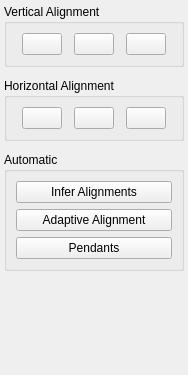
First picture: the form in libdunnartcanvas/ui/createalignment.ui, repository skieffer/ortho, before the edit.
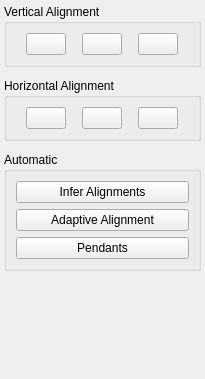
Second picture: the form after the edit. Icons and pictures are not drawn.

```diff
--- a/libdunnartcanvas/ui/createalignment.ui
+++ b/libdunnartcanvas/ui/createalignment.ui
@@ -6,8 +6,8 @@
    <rect>
     <x>0</x>
     <y>0</y>
-    <width>188</width>
-    <height>375</height>
+    <width>205</width>
+    <height>379</height>
    </rect>
   </property>
   <property name="sizePolicy">
```
